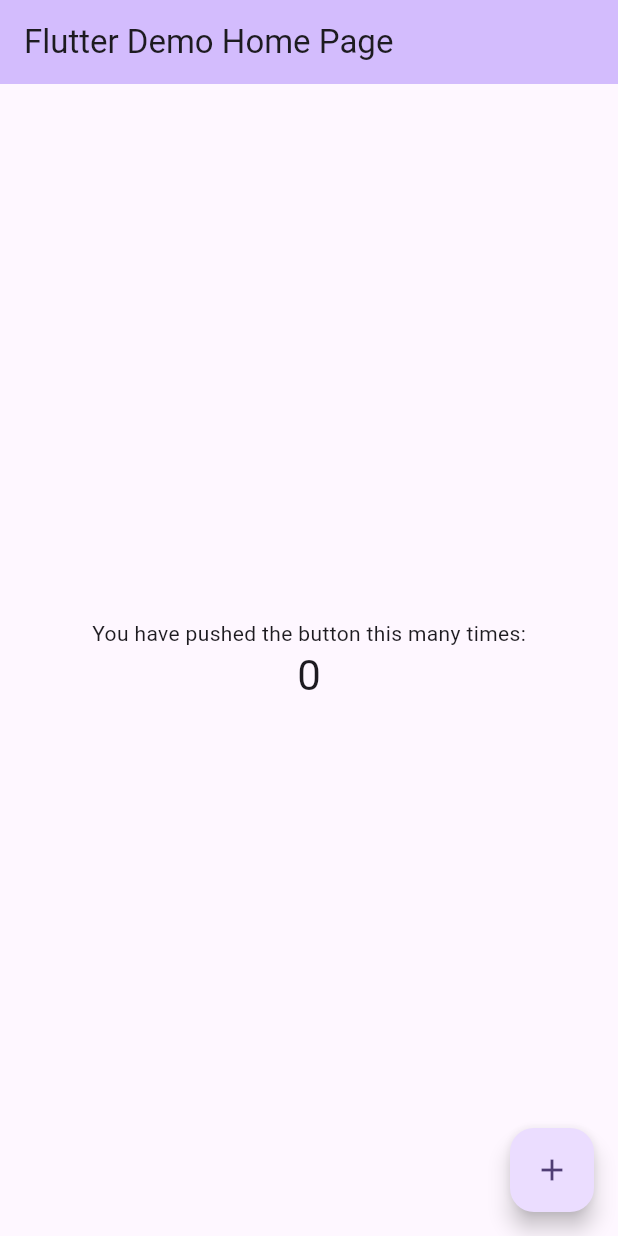
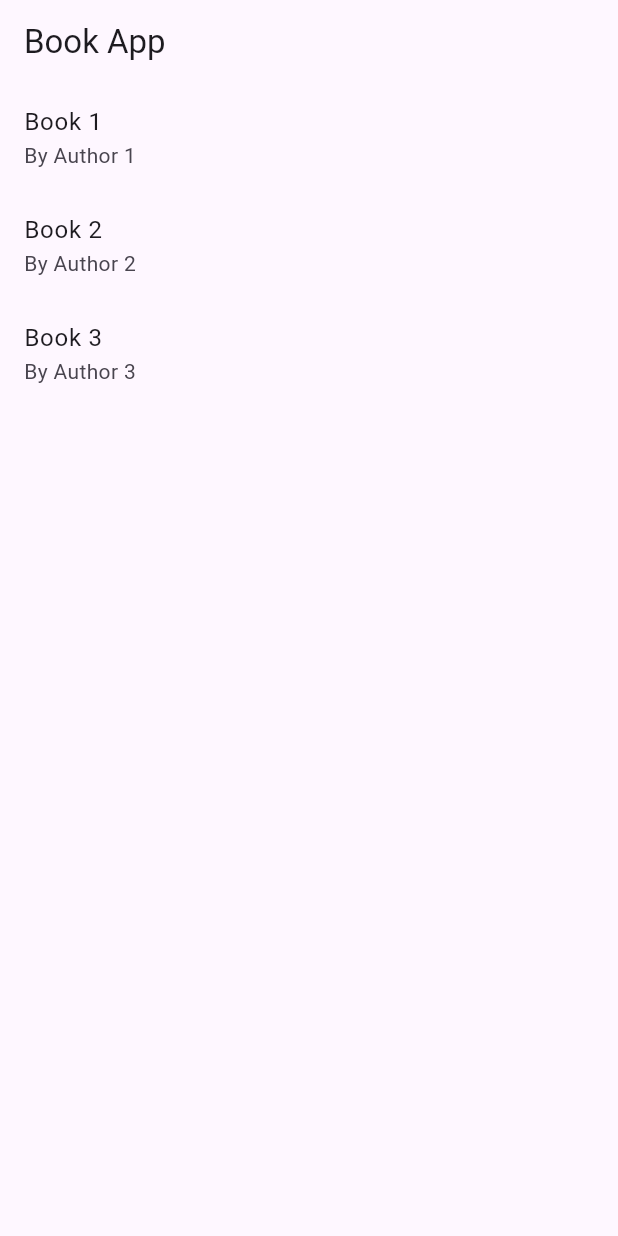
Before and after one commit to niknacevski/mis_project, a Flutter app: the screen it shows after launch, on a phone screen of 412 x 824 dp. Run offline on Flutter 3.47's test engine with Material 3 defaults, Android fonts, the phone set to English and light mode, and no system bars.

Commit message:
Added init frontend

```diff
--- a/frontend/mis_project/lib/main.dart
+++ b/frontend/mis_project/lib/main.dart
@@ -1,125 +1,89 @@
 import 'package:flutter/material.dart';
 
 void main() {
-  runApp(const MyApp());
+  runApp(const BookApp());
 }
 
-class MyApp extends StatelessWidget {
-  const MyApp({super.key});
+class BookApp extends StatelessWidget {
+  const BookApp({super.key});
 
-  // This widget is the root of your application.
   @override
   Widget build(BuildContext context) {
     return MaterialApp(
-      title: 'Flutter Demo',
+      title: 'Book App',
       theme: ThemeData(
-        // This is the theme of your application.
-        //
-        // TRY THIS: Try running your application with "flutter run". You'll see
-        // the application has a purple toolbar. Then, without quitting the app,
-        // try changing the seedColor in the colorScheme below to Colors.green
-        // and then invoke "hot reload" (save your changes or press the "hot
-        // reload" button in a Flutter-supported IDE, or press "r" if you used
-        // the command line to start the app).
-        //
-        // Notice that the counter didn't reset back to zero; the application
-        // state is not lost during the reload. To reset the state, use hot
-        // restart instead.
-        //
-        // This works for code too, not just values: Most code changes can be
-        // tested with just a hot reload.
-        colorScheme: ColorScheme.fromSeed(seedColor: Colors.deepPurple),
-        useMaterial3: true,
+        primarySwatch: Colors.blue,
+
       ),
-      home: const MyHomePage(title: 'Flutter Demo Home Page'),
+      home: LandingPage(),
     );
   }
 }
 
-class MyHomePage extends StatefulWidget {
-  const MyHomePage({super.key, required this.title});
-
-  // This widget is the home page of your application. It is stateful, meaning
-  // that it has a State object (defined below) that contains fields that affect
-  // how it looks.
-
-  // This class is the configuration for the state. It holds the values (in this
-  // case the title) provided by the parent (in this case the App widget) and
-  // used by the build method of the State. Fields in a Widget subclass are
-  // always marked "final".
-
-  final String title;
+class LandingPage extends StatefulWidget {
+  const LandingPage({super.key});
 
   @override
-  State<MyHomePage> createState() => _MyHomePageState();
+  _LandingPageState createState() => _LandingPageState();
 }
 
-class _MyHomePageState extends State<MyHomePage> {
-  int _counter = 0;
-
-  void _incrementCounter() {
-    setState(() {
-      // This call to setState tells the Flutter framework that something has
-      // changed in this State, which causes it to rerun the build method below
-      // so that the display can reflect the updated values. If we changed
-      // _counter without calling setState(), then the build method would not be
-      // called again, and so nothing would appear to happen.
-      _counter++;
-    });
+class _LandingPageState extends State<LandingPage> {
+  Future<List<Book>> _fetchBooks() async {
+    // Placeholder data for testing
+    return [
+      Book('1', 'Book 1', 'Author 1'),
+      Book('2', 'Book 2', 'Author 2'),
+      Book('3', 'Book 3', 'Author 3'),
+    ];
   }
 
   @override
   Widget build(BuildContext context) {
-    // This method is rerun every time setState is called, for instance as done
-    // by the _incrementCounter method above.
-    //
-    // The Flutter framework has been optimized to make rerunning build methods
-    // fast, so that you can just rebuild anything that needs updating rather
-    // than having to individually change instances of widgets.
     return Scaffold(
       appBar: AppBar(
-        // TRY THIS: Try changing the color here to a specific color (to
-        // Colors.amber, perhaps?) and trigger a hot reload to see the AppBar
-        // change color while the other colors stay the same.
-        backgroundColor: Theme.of(context).colorScheme.inversePrimary,
-        // Here we take the value from the MyHomePage object that was created by
-        // the App.build method, and use it to set our appbar title.
-        title: Text(widget.title),
+        title: Text('Book App'),
       ),
-      body: Center(
-        // Center is a layout widget. It takes a single child and positions it
-        // in the middle of the parent.
-        child: Column(
-          // Column is also a layout widget. It takes a list of children and
-          // arranges them vertically. By default, it sizes itself to fit its
-          // children horizontally, and tries to be as tall as its parent.
-          //
-          // Column has various properties to control how it sizes itself and
-          // how it positions its children. Here we use mainAxisAlignment to
-          // center the children vertically; the main axis here is the vertical
-          // axis because Columns are vertical (the cross axis would be
-          // horizontal).
-          //
-          // TRY THIS: Invoke "debug painting" (choose the "Toggle Debug Paint"
-          // action in the IDE, or press "p" in the console), to see the
-          // wireframe for each widget.
-          mainAxisAlignment: MainAxisAlignment.center,
-          children: <Widget>[
-            const Text(
-              'You have pushed the button this many times:',
-            ),
-            Text(
-              '$_counter',
-              style: Theme.of(context).textTheme.headlineMedium,
-            ),
-          ],
-        ),
+      body: FutureBuilder(
+        future: _fetchBooks(),
+        builder: (context, AsyncSnapshot<List<Book>> snapshot) {
+          if (snapshot.connectionState == ConnectionState.waiting) {
+            // Loading state
+            return Center(
+              child: CircularProgressIndicator(),
+            );
+          } else if (snapshot.hasError) {
+            // Error state
+            return Center(
+              child: Text('Error fetching data'),
+            );
+          } else if (snapshot.data == null || snapshot.data!.isEmpty) {
+            // Empty state
+            return Center(
+              child: Text('No books available'),
+            );
+          } else {
+            // Data loaded successfully
+            return ListView.builder(
+              itemCount: snapshot.data!.length,
+              itemBuilder: (context, index) {
+                Book book = snapshot.data![index];
+                return ListTile(
+                  title: Text(book.title),
+                  subtitle: Text('By ${book.author}'),
+                );
+              },
+            );
+          }
+        },
       ),
-      floatingActionButton: FloatingActionButton(
-        onPressed: _incrementCounter,
-        tooltip: 'Increment',
-        child: const Icon(Icons.add),
-      ), // This trailing comma makes auto-formatting nicer for build methods.
     );
   }
 }
+
+class Book {
+  final String id;
+  final String title;
+  final String author;
+
+  Book(this.id, this.title, this.author);
+}
```
